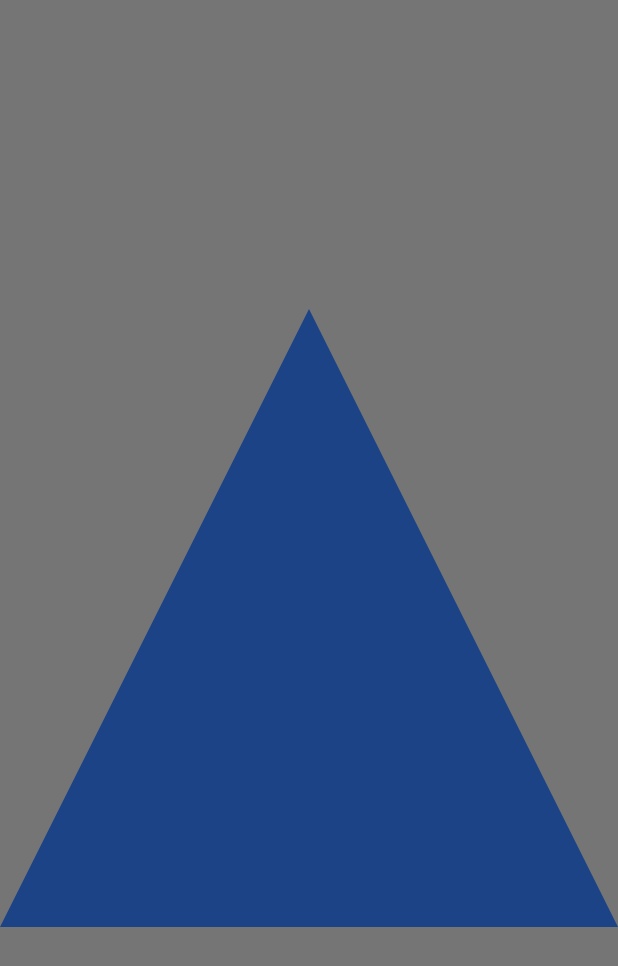
After one commit to Bilal001122/animations, a Flutter app: the AnimationFifthOne screen opened directly, on a phone screen of 412 x 824 dp. The commit adds this screen. Shown: the top 966 px of the screen. Run offline on Flutter 3.47's test engine with Material 2 defaults, Android fonts, the phone set to English and light mode, and no system bars.

Commit message:
fifth animation done

```diff
--- /dev/null
+++ b/lib/fifth_animation.dart
@@ -0,0 +1,75 @@
+import 'dart:math';
+
+import 'package:flutter/material.dart';
+
+class CircleClipper extends CustomClipper<Path> {
+  @override
+  Path getClip(Size size) {
+    var path = Path();
+    path.reset();
+    path.moveTo(size.width / 2, 0);
+    path.lineTo(size.width , size.width);
+    path.lineTo(0, size.width);
+    path.close();
+    return path;
+  }
+
+  @override
+  bool shouldReclip(covariant CustomClipper<Path> oldClipper) {
+    return true;
+  }
+}
+
+class AnimationFifthOne extends StatefulWidget {
+  const AnimationFifthOne({Key? key}) : super(key: key);
+
+  @override
+  State<AnimationFifthOne> createState() => _AnimationFifthOneState();
+}
+
+class _AnimationFifthOneState extends State<AnimationFifthOne> {
+
+
+  Color _getRandomColor() {
+    return Color((Random().nextDouble() * 0xFFFFFF).toInt()).withOpacity(1.0);
+  }
+
+  Color _color = Colors.red;
+  @override
+  Widget build(BuildContext context) {
+    return Scaffold(
+      body: TweenAnimationBuilder(
+        onEnd: () {
+          setState(() {
+            _color = _getRandomColor();
+          });
+        },
+        //curve: Curves.fastOutSlowIn,
+        tween: ColorTween(
+          begin: Colors.red,
+          end: _getRandomColor(),
+        ),
+        duration: const Duration(milliseconds: 300 ),
+        child: Center(
+          child: ClipPath(
+            clipper: CircleClipper(),
+            child: Container(
+              color: Colors.red,
+              height: MediaQuery.of(context).size.width,
+              width: MediaQuery.of(context).size.width,
+            ),
+          ),
+        ),
+        builder: (context, value, child) {
+          return ColorFiltered(
+            colorFilter:  ColorFilter.mode(
+              _color,
+              BlendMode.srcATop,
+            ),
+            child: child,
+          );
+        },
+      ),
+    );
+  }
+}
--- a/lib/fourth_animation.dart
+++ b/lib/fourth_animation.dart
@@ -67,10 +67,16 @@ class Person {
   });
 }
 
-class DetailsPage extends StatelessWidget {
+class DetailsPage extends StatefulWidget {
   final Person person;
 
   const DetailsPage({Key? key, required this.person}) : super(key: key);
+
+  @override
+  State<DetailsPage> createState() => _DetailsPageState();
+}
+
+class _DetailsPageState extends State<DetailsPage> {
 
   @override
   Widget build(BuildContext context) {
@@ -101,13 +107,13 @@ class DetailsPage extends StatelessWidget {
                   );
               }
             },
-            tag: person.name,
-            child: Icon(person.emoji,size: 40,),
+            tag: widget.person.name,
+            child: Icon(widget.person.emoji,size: 40,),
           ),
         ),
       ),
       body: Text(
-        '${person.name} is ${person.age} years old',
+        '${widget.person.name} is ${widget.person.age} years old',
         style: const TextStyle(fontSize: 40),
       ),
     );
--- a/lib/main.dart
+++ b/lib/main.dart
@@ -1,3 +1,4 @@
+import 'package:animations/fifth_animation.dart';
 import 'package:animations/fourth_animation.dart';
 import 'package:animations/second_animation.dart';
 import 'package:animations/third_animation.dart';
@@ -18,9 +19,9 @@ class MyApp extends StatelessWidget {
       title: 'Flutter Demo',
       theme: ThemeData(
         primarySwatch: Colors.blue,
-        scaffoldBackgroundColor: Colors.white,
+        scaffoldBackgroundColor: Colors.black54,
       ),
-      home:  const AnimationFourthOne(),
+      home:  const AnimationThirdOne(),
     );
   }
 }
```
